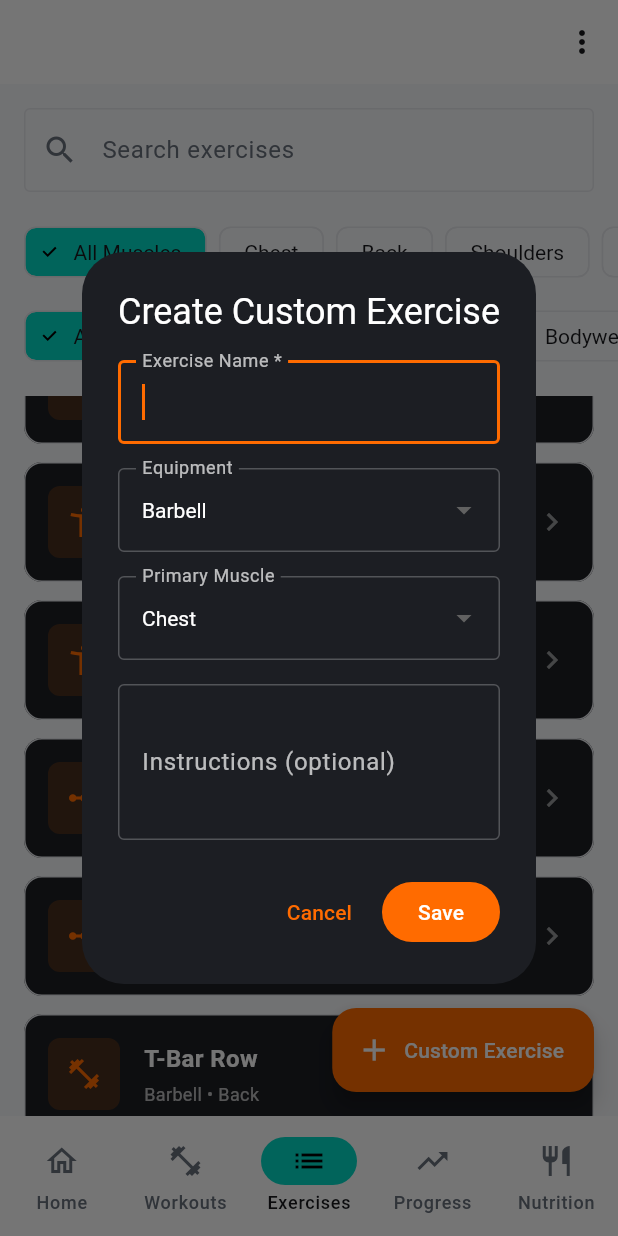
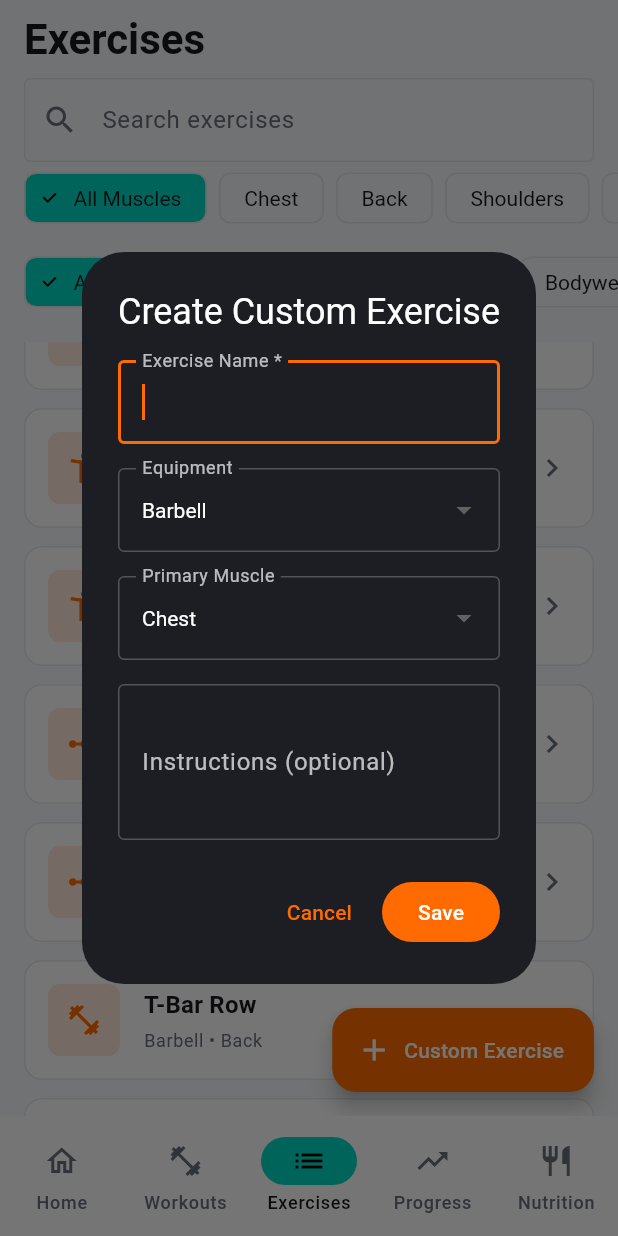
Before and after one commit to bhattaanish56/gym-workout-tracker-v2, a Flutter app: the screen it shows after launch, item 3 of the bottom bar chosen, scrolled down 1152 dp, after a tap on "Custom Exercise", on a phone screen of 412 x 824 dp. Run offline on Flutter 3.47's test engine with Material 3 defaults, Android fonts, the phone set to English and light mode, and no system bars; our stand-ins replace drift, drift_flutter, fl_chart, flutter_riverpod, go_router, shared_preferences; accounts and stored records are empty; generated files the repository leaves out were written again; statements that could not run were skipped.

Commit message:
checkpoint: UI-002 layout improvements before UI-003
Co-Authored-By: Claude Sonnet 4.5 <noreply@anthropic.com>

```diff
--- a/lib/app/app_shell.dart
+++ b/lib/app/app_shell.dart
@@ -1,7 +1,6 @@
 import 'package:flutter/material.dart';
 import 'package:flutter_riverpod/flutter_riverpod.dart';
 import 'package:go_router/go_router.dart';
-import '../core/presentation/providers/theme_provider.dart';
 
 class AppShell extends ConsumerWidget {
   const AppShell({super.key, required this.navigationShell});
@@ -18,20 +17,6 @@ class AppShell extends ConsumerWidget {
         final extendedRail = width >= 1200;
 
         return Scaffold(
-          appBar: AppBar(
-            actions: [
-              PopupMenuButton<void>(
-                itemBuilder: (context) => [
-                  PopupMenuItem(
-                    child: const Text('Toggle Theme'),
-                    onTap: () {
-                      ref.read(themeModeProvider.notifier).toggleTheme();
-                    },
-                  ),
-                ],
-              ),
-            ],
-          ),
           body: SafeArea(
             child: Row(
               children: [
@@ -40,7 +25,10 @@ class AppShell extends ConsumerWidget {
                     key: const Key('nav-rail'),
                     selectedIndex: navigationShell.currentIndex,
                     onDestinationSelected: (index) {
-                      navigationShell.goBranch(index, initialLocation: false);
+                      navigationShell.goBranch(
+                        index,
+                        initialLocation: index == navigationShell.currentIndex,
+                      );
                     },
                     extended: extendedRail,
                     labelType: extendedRail
@@ -86,7 +74,10 @@ class AppShell extends ConsumerWidget {
                   labelBehavior: NavigationDestinationLabelBehavior.alwaysShow,
                   selectedIndex: navigationShell.currentIndex,
                   onDestinationSelected: (index) {
-                    navigationShell.goBranch(index, initialLocation: false);
+                    navigationShell.goBranch(
+                      index,
+                      initialLocation: index == navigationShell.currentIndex,
+                    );
                   },
                   destinations: const [
                     NavigationDestination(
--- a/lib/features/exercises/presentation/screens/exercises_screen.dart
+++ b/lib/features/exercises/presentation/screens/exercises_screen.dart
@@ -30,22 +30,29 @@ class _ExercisesScreenState extends ConsumerState<ExercisesScreen> {
     final exercisesAsync = ref.watch(exerciseSearchProvider(searchParams));
 
     return Scaffold(
-      backgroundColor: Theme.of(context).scaffoldBackgroundColor,
       body: SafeArea(
         child: Column(
           children: [
             Padding(
-              padding: const EdgeInsets.all(16),
+              padding: const EdgeInsets.fromLTRB(16, 8, 16, 8),
+              child: Row(
+                mainAxisAlignment: MainAxisAlignment.spaceBetween,
+                children: [
+                  Text(
+                    'Exercises',
+                    style: Theme.of(context).textTheme.headlineMedium?.copyWith(
+                      fontWeight: FontWeight.bold,
+                    ),
+                  ),
+                ],
+              ),
+            ),
+            Padding(
+              padding: const EdgeInsets.fromLTRB(16, 0, 16, 0),
               child: TextField(
-                style: TextStyle(color: Theme.of(context).colorScheme.onSurface),
-                decoration: InputDecoration(
+                decoration: const InputDecoration(
                   labelText: 'Search exercises',
-                  labelStyle: TextStyle(color: Theme.of(context).colorScheme.onSurfaceVariant),
-                  prefixIcon: Icon(Icons.search, color: Theme.of(context).colorScheme.onSurfaceVariant),
-                  border: const OutlineInputBorder(),
-                  enabledBorder: OutlineInputBorder(
-                    borderSide: BorderSide(color: Theme.of(context).colorScheme.outline),
-                  ),
+                  prefixIcon: Icon(Icons.search),
                 ),
                 onChanged: (value) => setState(() => _searchQuery = value),
               ),
@@ -106,15 +113,43 @@ class _ExercisesScreenState extends ConsumerState<ExercisesScreen> {
               child: exercisesAsync.when(
                 data: (exercises) {
                   if (exercises.isEmpty) {
-                    return const Center(
-                      child: Text(
-                        'No exercises found',
-                        style: TextStyle(color: Colors.white70),
+                    return Center(
+                      child: Padding(
+                        padding: const EdgeInsets.all(24),
+                        child: Card(
+                          child: Padding(
+                            padding: const EdgeInsets.all(16),
+                            child: Column(
+                              mainAxisSize: MainAxisSize.min,
+                              children: [
+                                Icon(
+                                  Icons.fitness_center,
+                                  size: 40,
+                                  color: Theme.of(context).colorScheme.primary,
+                                ),
+                                const SizedBox(height: 12),
+                                Text(
+                                  'No exercises found',
+                                  style: Theme.of(context).textTheme.titleMedium?.copyWith(
+                                    fontWeight: FontWeight.bold,
+                                  ),
+                                ),
+                                const SizedBox(height: 4),
+                                Text(
+                                  'Try adjusting your filters',
+                                  style: Theme.of(context).textTheme.bodyMedium?.copyWith(
+                                    color: Theme.of(context).colorScheme.onSurfaceVariant,
+                                  ),
+                                ),
+                              ],
+                            ),
+                          ),
+                        ),
                       ),
                     );
                   }
                   return ListView.builder(
-                    padding: const EdgeInsets.symmetric(horizontal: 16),
+                    padding: const EdgeInsets.fromLTRB(16, 0, 16, 80),
                     itemCount: exercises.length,
                     itemBuilder: (context, index) {
                       final exercise = exercises[index];
@@ -126,7 +161,7 @@ class _ExercisesScreenState extends ConsumerState<ExercisesScreen> {
                 error: (err, stack) => Center(
                   child: Text(
                     'Error: $err',
-                    style: const TextStyle(color: Colors.red),
+                    style: TextStyle(color: Theme.of(context).colorScheme.error),
                   ),
                 ),
               ),
@@ -142,7 +177,6 @@ class _ExercisesScreenState extends ConsumerState<ExercisesScreen> {
           );
           ref.invalidate(exerciseSearchProvider);
         },
-        backgroundColor: const Color(0xFFFF6B00),
         icon: const Icon(Icons.add),
         label: const Text('Custom Exercise'),
       ),
@@ -170,8 +204,8 @@ class _ExerciseCard extends StatelessWidget {
         ? exercise.id
         : (exercise as CustomExercise).id.value;
 
+    final theme = Theme.of(context);
     return Card(
-      color: const Color(0xFF1C1E23),
       margin: const EdgeInsets.only(bottom: 12),
       child: InkWell(
         onTap: () => context.push('/exercises/$id', extra: exercise),
@@ -184,12 +218,12 @@ class _ExerciseCard extends StatelessWidget {
                 width: 48,
                 height: 48,
                 decoration: BoxDecoration(
-                  color: const Color(0xFFFF6B00).withValues(alpha: 0.2),
+                  color: theme.colorScheme.primary.withValues(alpha: 0.15),
                   borderRadius: BorderRadius.circular(8),
                 ),
                 child: Icon(
                   _getEquipmentIcon(equipment),
-                  color: const Color(0xFFFF6B00),
+                  color: theme.colorScheme.primary,
                 ),
               ),
               const SizedBox(width: 16),
@@ -199,24 +233,24 @@ class _ExerciseCard extends StatelessWidget {
                   children: [
                     Text(
                       name,
-                      style: const TextStyle(
-                        color: Colors.white,
-                        fontSize: 16,
+                      style: theme.textTheme.titleMedium?.copyWith(
                         fontWeight: FontWeight.bold,
                       ),
                     ),
                     const SizedBox(height: 4),
                     Text(
                       '${equipment.label} • ${muscle.label}',
-                      style: const TextStyle(
-                        color: Colors.white70,
-                        fontSize: 12,
+                      style: theme.textTheme.bodySmall?.copyWith(
+                        color: theme.colorScheme.onSurfaceVariant,
                       ),
                     ),
                   ],
                 ),
               ),
-              const Icon(Icons.chevron_right, color: Colors.white54),
+              Icon(
+                Icons.chevron_right,
+                color: theme.colorScheme.onSurfaceVariant,
+              ),
             ],
           ),
         ),
--- a/lib/features/home/presentation/screens/home_screen.dart
+++ b/lib/features/home/presentation/screens/home_screen.dart
@@ -6,6 +6,7 @@ import '../../../sessions/presentation/providers/workout_providers.dart';
 import '../../../programs/presentation/providers/program_providers.dart';
 import '../../../programs/domain/models/program.dart';
 import '../../../progress/presentation/providers/progress_providers.dart';
+import '../../../../core/presentation/providers/theme_provider.dart';
 
 class HomeScreen extends ConsumerWidget {
   const HomeScreen({
@@ -49,7 +50,11 @@ class HomeScreen extends ConsumerWidget {
             // Header
             SliverToBoxAdapter(
               child: Padding(
-                padding: const EdgeInsets.fromLTRB(16, 16, 16, 8),
+                padding: const EdgeInsets.fromLTRB(16, 8, 16, 8),
+                child: Row(
+                  mainAxisAlignment: MainAxisAlignment.spaceBetween,
+                  children: [
+                    Expanded(
                       child: Column(
                         crossAxisAlignment: CrossAxisAlignment.start,
                         children: [
@@ -64,6 +69,16 @@ class HomeScreen extends ConsumerWidget {
                             dateFormat.format(now),
                             style: theme.textTheme.bodyMedium?.copyWith(
                               color: theme.colorScheme.onSurfaceVariant,
+                            ),
+                          ),
+                        ],
+                      ),
+                    ),
+                    Consumer(
+                      builder: (context, ref, _) => IconButton(
+                        icon: const Icon(Icons.brightness_6),
+                        onPressed: () => ref.read(themeModeProvider.notifier).toggleTheme(),
+                        tooltip: 'Toggle theme',
                       ),
                     ),
                   ],
--- a/lib/features/sessions/presentation/screens/workouts_screen.dart
+++ b/lib/features/sessions/presentation/screens/workouts_screen.dart
@@ -36,7 +36,7 @@ class WorkoutsScreen extends ConsumerWidget {
           slivers: [
             SliverToBoxAdapter(
               child: Padding(
-                padding: const EdgeInsets.fromLTRB(16, 16, 16, 8),
+                padding: const EdgeInsets.fromLTRB(16, 8, 16, 8),
                 child: Text(
                   'Workouts',
                   style: Theme.of(context).textTheme.headlineMedium?.copyWith(
@@ -259,33 +259,36 @@ class WorkoutsScreen extends ConsumerWidget {
                   });
 
                 if (completed.isEmpty) {
-                  return SliverFillRemaining(
-                    hasScrollBody: false,
-                    child: Center(
+                  return SliverToBoxAdapter(
                     child: Padding(
-                        padding: const EdgeInsets.all(24),
+                      padding: const EdgeInsets.fromLTRB(16, 24, 16, 16),
+                      child: Card(
+                        child: Padding(
+                          padding: const EdgeInsets.all(16),
                           child: Column(
-                          mainAxisSize: MainAxisSize.min,
                             children: [
                               Icon(
                                 Icons.fitness_center,
-                              size: 64,
-                              color: Theme.of(context).colorScheme.onSurfaceVariant.withOpacity(0.3),
+                                size: 40,
+                                color: Theme.of(context).colorScheme.primary,
                               ),
-                            const SizedBox(height: 16),
+                              const SizedBox(height: 12),
                               Text(
                                 'No workouts yet',
-                              style: Theme.of(context).textTheme.titleLarge,
+                                style: Theme.of(context).textTheme.titleMedium?.copyWith(
+                                  fontWeight: FontWeight.bold,
                                 ),
-                            const SizedBox(height: 8),
+                              ),
+                              const SizedBox(height: 4),
                               Text(
-                              'Start your first workout to see it here',
+                                'Start your first workout above',
                                 style: Theme.of(context).textTheme.bodyMedium?.copyWith(
                                   color: Theme.of(context).colorScheme.onSurfaceVariant,
                                 ),
                                 textAlign: TextAlign.center,
                               ),
                             ],
+                          ),
                         ),
                       ),
                     ),
@@ -706,7 +709,7 @@ class _ActiveWorkoutEditorState extends ConsumerState<ActiveWorkoutEditor> {
                   padding: const EdgeInsets.all(12),
                   margin: const EdgeInsets.only(bottom: 16),
                   decoration: BoxDecoration(
-                    color: Theme.of(context).colorScheme.error.withOpacity(0.1),
+                    color: Theme.of(context).colorScheme.error.withValues(alpha: 0.1),
                     border: Border.all(color: Theme.of(context).colorScheme.error),
                     borderRadius: BorderRadius.circular(8),
                   ),
@@ -1037,8 +1040,8 @@ class _SetRow extends StatelessWidget {
             alignment: Alignment.center,
             decoration: BoxDecoration(
               color: set.setType == domain.SetType.warmup
-                  ? Colors.blue.withOpacity(0.2)
-                  : Colors.green.withOpacity(0.2),
+                  ? Colors.blue.withValues(alpha: 0.2)
+                  : Colors.green.withValues(alpha: 0.2),
               borderRadius: BorderRadius.circular(6),
             ),
             child: Text(
```
Also changed, not shown: lib/app/router.dart (+5 -2 lines), lib/features/programs/presentation/screens/programs_screen.dart (+4 -8 lines), lib/features/progress/presentation/screens/progress_screen.dart (+14 -8 lines), docs/ui-design/README.txt (added), docs/ui-design/mockups/00_design_overview.png (added), docs/ui-design/mockups/01_home_dashboard.png (added), docs/ui-design/mockups/02_workouts_hub.png (added), docs/ui-design/mockups/03_workout_plans.png (added), docs/ui-design/mockups/04_active_workout_logger.png (added), docs/ui-design/mockups/05_exercise_library.png (added), docs/ui-design/mockups/06_progress_dashboard.png (added), docs/ui-design/mockups/07_set_editor_bottom_sheet_earlier_concept.png (added), 2 other files. Lines whose indentation alone changed are shown as unchanged.
